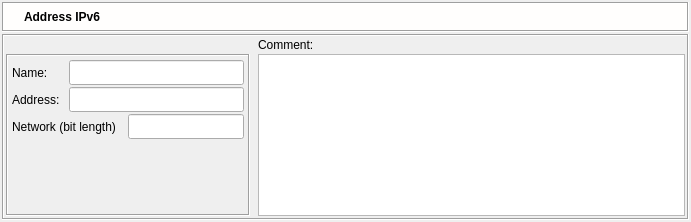
Qt form src/gui/ipv6dialog_q.ui (fwbuilder/fwbuilder) before a commit.
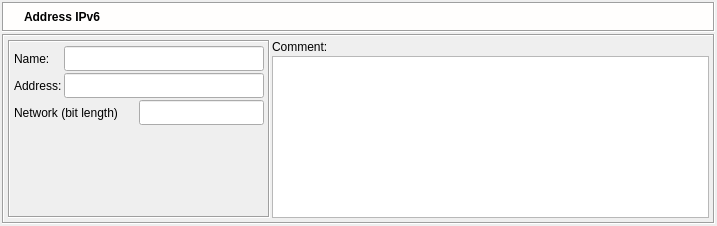
The same form after that commit. Icons and pictures are not drawn.

Diff of the .ui file:
```diff
--- a/src/gui/ipv6dialog_q.ui
+++ b/src/gui/ipv6dialog_q.ui
@@ -8,8 +8,8 @@
    <rect>
     <x>0</x>
     <y>0</y>
-    <width>691</width>
-    <height>222</height>
+    <width>717</width>
+    <height>226</height>
    </rect>
   </property>
   <property name="windowTitle" >
@@ -241,35 +241,7 @@
         <enum>QFrame::Sunken</enum>
        </property>
        <layout class="QGridLayout" >
-        <property name="leftMargin" >
-         <number>2</number>
-        </property>
-        <property name="topMargin" >
-         <number>2</number>
-        </property>
-        <property name="rightMargin" >
-         <number>2</number>
-        </property>
-        <property name="bottomMargin" >
-         <number>2</number>
-        </property>
-        <property name="horizontalSpacing" >
-         <number>8</number>
-        </property>
-        <property name="verticalSpacing" >
-         <number>2</number>
-        </property>
-        <item row="0" column="1" >
-         <widget class="QLabel" name="textLabel2" >
-          <property name="text" >
-           <string>Comment:</string>
-          </property>
-          <property name="wordWrap" >
-           <bool>false</bool>
-          </property>
-         </widget>
-        </item>
-        <item row="1" column="0" >
+        <item rowspan="2" row="0" column="0" >
          <widget class="QFrame" name="frame14" >
           <property name="minimumSize" >
            <size>
@@ -316,7 +288,7 @@
              </property>
              <property name="minimumSize" >
               <size>
-               <width>0</width>
+               <width>200</width>
                <height>25</height>
               </size>
              </property>
@@ -427,7 +399,7 @@
              <property name="sizeHint" >
               <size>
                <width>232</width>
-               <height>31</height>
+               <height>10</height>
               </size>
              </property>
             </spacer>
@@ -435,6 +407,22 @@
           </layout>
          </widget>
         </item>
+        <item row="0" column="1" >
+         <widget class="QLabel" name="textLabel2" >
+          <property name="sizePolicy" >
+           <sizepolicy vsizetype="Fixed" hsizetype="Preferred" >
+            <horstretch>0</horstretch>
+            <verstretch>0</verstretch>
+           </sizepolicy>
+          </property>
+          <property name="text" >
+           <string>Comment:</string>
+          </property>
+          <property name="wordWrap" >
+           <bool>false</bool>
+          </property>
+         </widget>
+        </item>
         <item row="1" column="1" >
          <widget class="QTextEdit" name="comment" >
           <property name="sizePolicy" >
```
